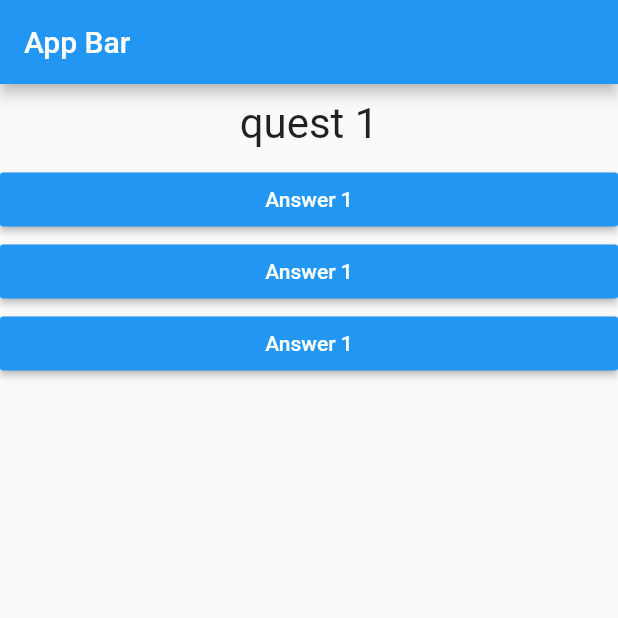
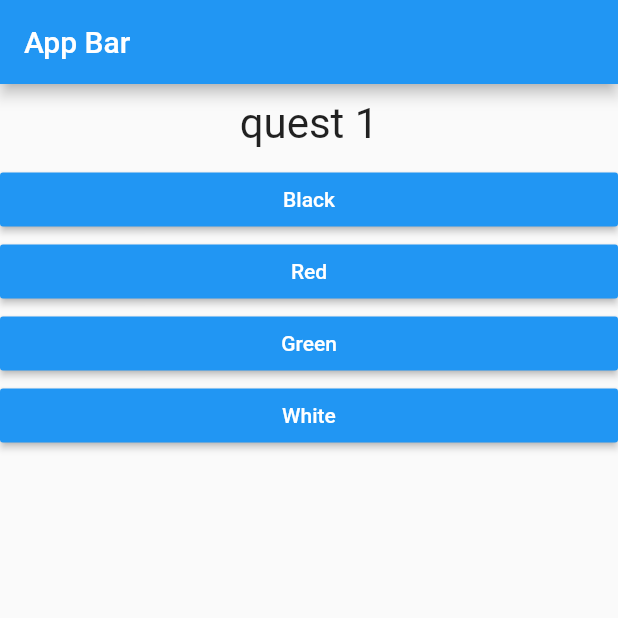
Before and after one commit to Lionel-P-Ablus/demo_01, a Flutter app: the screen it shows after launch, on a phone screen of 412 x 824 dp, the top half of it. Run offline on Flutter 3.47's test engine with Material 2 defaults, Android fonts, the phone set to English and light mode, and no system bars.

```diff
--- a/lib/answer.dart
+++ b/lib/answer.dart
@@ -2,8 +2,9 @@ import 'package:flutter/material.dart';
 
 class Answer extends StatelessWidget {
   final Function selectHandler;
+  final String answerText;
 
-  Answer(this.selectHandler);
+  Answer(this.selectHandler, this.answerText);
 
   @override
   Widget build(BuildContext context) {
@@ -12,7 +13,7 @@ class Answer extends StatelessWidget {
       child: RaisedButton(
         color: Colors.blue,
         textColor: Colors.white,
-        child: Text('Answer 1'),
+        child: Text(answerText),
         onPressed: () {
           selectHandler();
         },
--- a/lib/main.dart
+++ b/lib/main.dart
@@ -21,7 +21,20 @@ class _MyAppState extends State<MyApp> {
 
   @override
   Widget build(BuildContext context) {
-    var questions = ['quest 1', 'quest 2'];
+    var questions = [
+      {
+        'questionText': 'quest 1',
+        'answers': ['Black', 'Red', 'Green', 'White']
+      },
+      {
+        'questionText': 'quest 2',
+        'answers': ['Rabbit', 'Snake', 'Elephant', 'Lion']
+      },
+      {
+        'questionText': 'quest 3',
+        'answers': ['Max', 'Max', 'Singh', 'Singh']
+      },
+    ];
 
     return MaterialApp(
       home: Scaffold(
@@ -30,10 +43,10 @@ class _MyAppState extends State<MyApp> {
         ),
         body: Column(
           children: [
-            Question(questions[_questionIndex]),
-            Answer(_answerQuestion),
-            Answer(_answerQuestion),
-            Answer(_answerQuestion),
+            Question(questions[_questionIndex]['questionText'] as String),
+            ...(questions[_questionIndex]['answers'] as List<String>).map((aswer) {
+              return Answer(_answerQuestion, aswer);
+            }).toList(),
           ],
         ),
       ),
```
